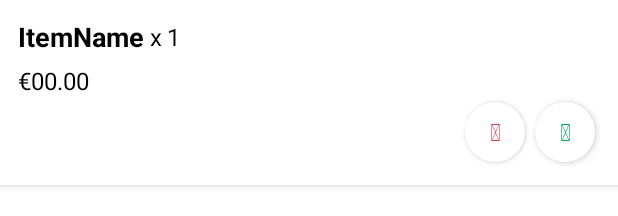
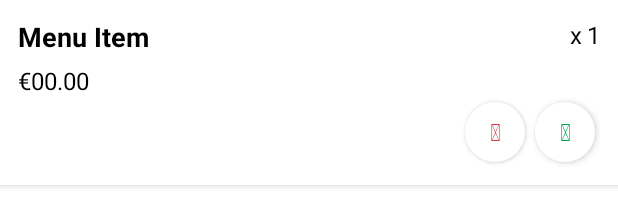
Before and after one commit to kylehellstrom-22343261/CS4084-Group_27, an Android app: the layout item_confirm_order.xml on its own in the app's theme, with its tools: preview values and no code run, on a phone screen of 412 x 824 dp. Shown: the top 216 px of the screen. Run offline under Robolectric (Android 15) with nearby library versions, the light colour scheme and no system bars.

Commit message:
Update item_confirm_order.xml

```diff
--- a/app/src/main/res/layout/item_confirm_order.xml
+++ b/app/src/main/res/layout/item_confirm_order.xml
@@ -9,22 +9,18 @@
     android:elevation="3dp">
 
     <!-- Item Name x Quantity -->
+    <FrameLayout
+        android:layout_width="match_parent"
+        android:layout_height="wrap_content"
+        android:layout_marginBottom="2dp">
+
+        <!-- x Quantity aligned top-end -->
         <LinearLayout
             android:layout_width="wrap_content"
             android:layout_height="wrap_content"
+            android:layout_gravity="end|top"
             android:orientation="horizontal"
-        android:gravity="center_vertical"
-        android:layout_marginBottom="2dp">
-
-        <TextView
-            android:id="@+id/confirm_order_item_name"
-            android:layout_width="wrap_content"
-            android:layout_height="wrap_content"
-            android:text="ItemName"
-            android:textColor="@color/black"
-            android:textSize="18sp"
-            android:textStyle="bold"
-            android:paddingEnd="4dp" />
+            android:paddingStart="8dp">
 
             <TextView
                 android:layout_width="wrap_content"
@@ -42,6 +38,19 @@
                 android:textColor="@color/black"
                 android:textSize="16sp" />
         </LinearLayout>
+
+        <!-- Item name full width, wraps if long -->
+        <TextView
+            android:id="@+id/confirm_order_item_name"
+            android:layout_width="match_parent"
+            android:layout_height="wrap_content"
+            android:text="Menu Item"
+            android:textColor="@color/black"
+            android:textSize="18sp"
+            android:textStyle="bold"
+            android:layout_marginEnd="48dp" />
+    </FrameLayout>
+
 
     <!-- Price -->
     <TextView
```
Lines whose indentation alone changed are shown as unchanged.
